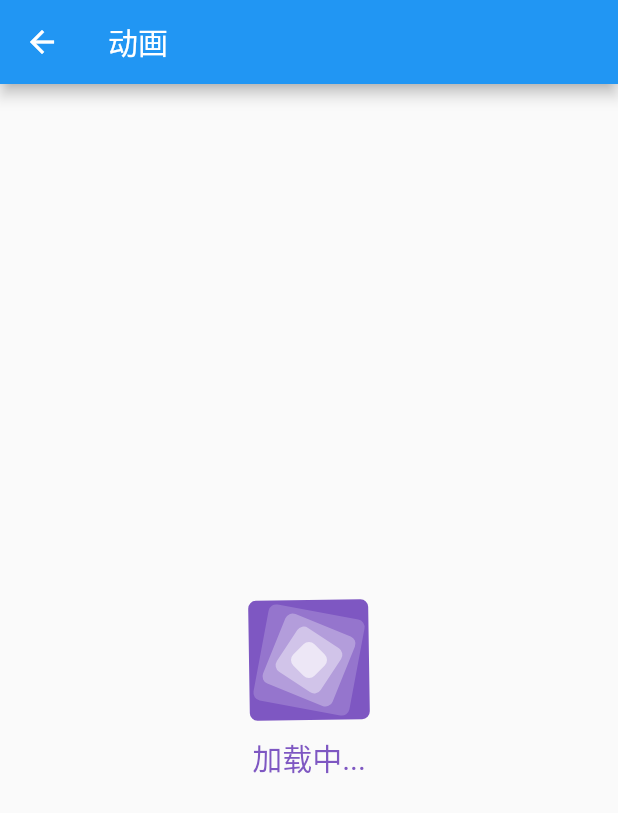
After one commit to yixiaolunhui/flutter_xy, a Flutter app: the LoadingPage screen opened directly, on a phone screen of 412 x 824 dp. The commit adds this screen. Shown: the top 813 px of the screen. Run offline on Flutter 3.47's test engine with Material 2 defaults, Android fonts, the phone set to English and light mode, and no system bars; our stand-ins replace built_collection, logger.

```diff
--- a/lib/application.dart
+++ b/lib/application.dart
@@ -1,3 +1,4 @@
+import 'package:flutter/cupertino.dart';
 import 'package:flutter_xy/utils/system_bar_utils.dart';
 import 'package:flutter_xy/xydemo/lifecycle/core/page_state.dart';
 
@@ -5,6 +6,8 @@ class App {
   static App? _instance;
 
   App._();
+
+  late BuildContext context;
 
   static App get() {
     _instance ??= App._();
--- a/lib/home.dart
+++ b/lib/home.dart
@@ -1,6 +1,8 @@
 import 'package:flutter/material.dart';
 import 'package:flutter_xy/config/xy_data_config.dart';
 import 'package:flutter_xy/config/xy_info.dart';
+
+import 'application.dart';
 
 ///DEMO案例-首页
 class HomePage extends StatefulWidget {
@@ -16,6 +18,7 @@ class HomePage extends StatefulWidget {
 class HomeState extends State<HomePage> {
   @override
   Widget build(BuildContext context) {
+    App.get().context = context;
     return Scaffold(
       backgroundColor: const Color(0xffF5F6F9),
       appBar: AppBar(
--- a/lib/main.dart
+++ b/lib/main.dart
@@ -22,7 +22,9 @@ class MyApp extends StatelessWidget {
         primarySwatch: Colors.blue,
         visualDensity: VisualDensity.adaptivePlatformDensity,
       ),
-      navigatorObservers: [NavigationHistoryObserver()],
+      navigatorObservers: [
+        NavigationHistoryObserver(),
+      ],
       onGenerateRoute: (settings) {
         var uri = Uri.parse(settings.name ?? "");
         var route = uri.path;
--- /dev/null
+++ b/lib/xydemo/loading/loading.dart
@@ -0,0 +1,150 @@
+import 'dart:math';
+
+import 'package:flutter/material.dart';
+
+class LoadingView extends StatefulWidget {
+  const LoadingView({super.key});
+
+  @override
+  State<LoadingView> createState() => _LoadingViewState();
+}
+
+class _LoadingViewState extends State<LoadingView>  with TickerProviderStateMixin{
+
+  late AnimationController _controller;
+  late Animation<double> _rotationAnimation;
+  late Animation<double> _radiusAnimation;
+
+  @override
+  void initState() {
+    super.initState();
+    _controller = AnimationController(
+      duration: const Duration(seconds: 2),
+      vsync: this,
+    );
+
+    _rotationAnimation = Tween<double>(begin: 0.0, end: pi)
+        .chain(CurveTween(curve: Curves.easeInOut))
+        .animate(_controller);
+
+    _radiusAnimation = Tween(begin: 40.0, end: 5.0)
+        .chain(CurveTween(curve: Curves.easeInOut))
+        .animate(_controller);
+
+    _controller.addStatusListener((status) {
+      if (status == AnimationStatus.completed) {
+        _rotationAnimation = Tween<double>(
+            begin: _rotationAnimation.value % (2 * pi),
+            end: _rotationAnimation.value % (2 * pi) + pi)
+            .chain(CurveTween(curve: Curves.easeInOut))
+            .animate(_controller);
+        _radiusAnimation = Tween<double>(
+            begin: _radiusAnimation.value == 40.0 ? 40.0 : 5.0,
+            end: _radiusAnimation.value == 40.0 ? 5.0 : 40.0)
+            .chain(CurveTween(curve: Curves.easeInOut))
+            .animate(_controller);
+        _controller
+          ..reset()
+          ..forward();
+      }
+    });
+    _controller.forward();
+  }
+
+  @override
+  void dispose() {
+    _controller.dispose();
+    super.dispose();
+  }
+
+  @override
+  Widget build(BuildContext context) {
+    return AnimatedBuilder(
+      animation: _controller,
+      builder: (BuildContext context, Widget? child) {
+        return Stack(
+          clipBehavior: Clip.none,
+          alignment: Alignment.center,
+          children: [
+            Transform(
+              alignment: Alignment.center,
+              transform: Matrix4.identity()..rotateZ(_rotationAnimation.value),
+              child: Container(
+                width: 80,
+                height: 80,
+                decoration: BoxDecoration(
+                  color: Colors.deepPurple[400],
+                  borderRadius: BorderRadius.circular(_radiusAnimation.value),
+                ),
+              ),
+            ),
+            Transform(
+              alignment: Alignment.center,
+              transform: Matrix4.identity()
+                ..rotateZ(_rotationAnimation.value + 0.2),
+              child: Container(
+                width: 65,
+                height: 65,
+                decoration: BoxDecoration(
+                  color: Colors.deepPurple[300],
+                  borderRadius: BorderRadius.circular(_radiusAnimation.value),
+                ),
+              ),
+            ),
+            Transform(
+              alignment: Alignment.center,
+              transform: Matrix4.identity()
+                ..rotateZ(_rotationAnimation.value + 0.4),
+              child: Container(
+                width: 50,
+                height: 50,
+                decoration: BoxDecoration(
+                  color: Colors.deepPurple[200],
+                  borderRadius: BorderRadius.circular(_radiusAnimation.value),
+                ),
+              ),
+            ),
+            Transform(
+              alignment: Alignment.center,
+              transform: Matrix4.identity()
+                ..rotateZ(_rotationAnimation.value + 0.6),
+              child: Container(
+                width: 35,
+                height: 35,
+                decoration: BoxDecoration(
+                  color: Colors.deepPurple[100],
+                  borderRadius: BorderRadius.circular(_radiusAnimation.value),
+                ),
+              ),
+            ),
+            Transform(
+              alignment: Alignment.center,
+              transform: Matrix4.identity()
+                ..rotateZ(_rotationAnimation.value + 0.8),
+              child: Container(
+                width: 20,
+                height: 20,
+                decoration: BoxDecoration(
+                  color: Colors.deepPurple[50],
+                  borderRadius: BorderRadius.circular(_radiusAnimation.value),
+                ),
+              ),
+            ),
+
+            // positioned text at the bottom says 加载中...
+            Positioned(
+              bottom: -40,
+              child: Text(
+                "加载中...",
+                style: TextStyle(
+                  color: Colors.deepPurple[400],
+                  fontSize: 20,
+                ),
+              ),
+            ),
+          ],
+        );
+      },
+    );
+  }
+}
--- /dev/null
+++ b/lib/xydemo/loading/status_page.dart
@@ -0,0 +1,19 @@
+import 'dart:math' show pi;
+
+import 'package:flutter/material.dart';
+
+import 'loading.dart';
+
+class LoadingPage extends StatelessWidget {
+  const LoadingPage({Key? key}) : super(key: key);
+
+  @override
+  Widget build(BuildContext context) {
+    return Scaffold(
+      appBar: AppBar(
+        title: const Text("动画"),
+      ),
+      body: const Center(child: LoadingView()),
+    );
+  }
+}
```
Also changed, not shown: lib/config/xy_data_config.dart (+12 -0 lines), lib/xydemo/chain/chain.dart (added, +110 -0 lines), lib/xydemo/chain/chain_dialog_page.dart (added, +60 -0 lines), lib/xydemo/chain/dialogs/four_dialog.dart (added, +35 -0 lines), lib/xydemo/chain/dialogs/one_dialog.dart (added, +35 -0 lines), lib/xydemo/chain/dialogs/other_dialog.dart (added, +35 -0 lines), lib/xydemo/chain/dialogs/three_dialog.dart (added, +38 -0 lines), lib/xydemo/chain/dialogs/two_dialog.dart (added, +38 -0 lines), 1 other file.
